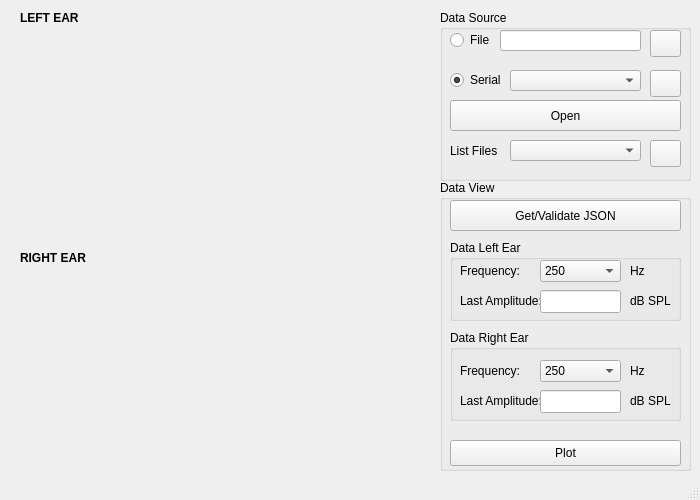
Old version of the form prototrial/interface/audiogram/audiogram.ui in the repository VibrasticLab/pikoakustik2.
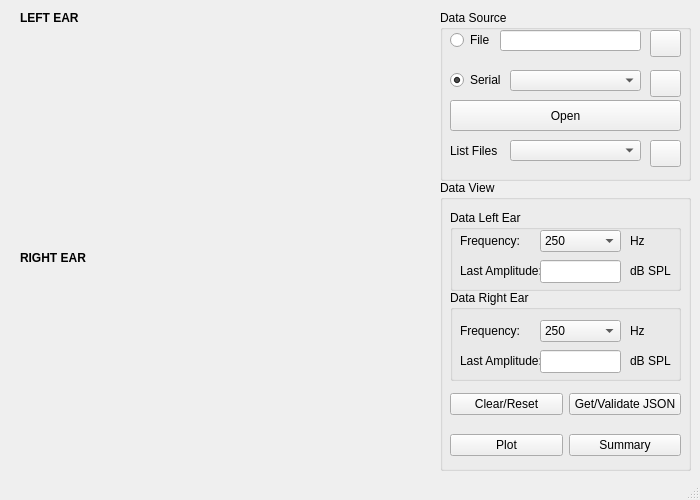
New version of the form. Custom widgets are drawn as their Qt base class.

Commit message: progress serial Qt

Patch:
```diff
--- a/prototrial/interface/audiogram/audiogram.ui
+++ b/prototrial/interface/audiogram/audiogram.ui
@@ -242,27 +242,11 @@
     <property name="title">
      <string>Data View</string>
     </property>
-    <widget class="QPushButton" name="btnDataJson">
-     <property name="geometry">
-      <rect>
-       <x>10</x>
-       <y>20</y>
-       <width>231</width>
-       <height>31</height>
-      </rect>
-     </property>
-     <property name="toolTip">
-      <string>&lt;html&gt;&lt;head/&gt;&lt;body&gt;&lt;p&gt;Get JSON data &lt;/p&gt;&lt;/body&gt;&lt;/html&gt;</string>
-     </property>
-     <property name="text">
-      <string>Get/Validate JSON</string>
-     </property>
-    </widget>
     <widget class="QGroupBox" name="grpDataL">
      <property name="geometry">
       <rect>
        <x>10</x>
-       <y>60</y>
+       <y>30</y>
        <width>231</width>
        <height>81</height>
       </rect>
@@ -380,7 +364,7 @@
      <property name="geometry">
       <rect>
        <x>10</x>
-       <y>150</y>
+       <y>110</y>
        <width>231</width>
        <height>91</height>
       </rect>
@@ -494,21 +478,69 @@
       </property>
      </widget>
     </widget>
-    <widget class="QPushButton" name="btnDataPlot">
+    <widget class="QWidget" name="layoutWidget">
      <property name="geometry">
       <rect>
        <x>10</x>
-       <y>260</y>
+       <y>250</y>
        <width>231</width>
-       <height>26</height>
+       <height>31</height>
       </rect>
      </property>
-     <property name="toolTip">
-      <string>&lt;html&gt;&lt;head/&gt;&lt;body&gt;&lt;p&gt;reload, replot, and re-calculate&lt;/p&gt;&lt;p&gt;&lt;br/&gt;&lt;/p&gt;&lt;/body&gt;&lt;/html&gt;</string>
+     <layout class="QHBoxLayout" name="hBtnLayout">
+      <item>
+       <widget class="QPushButton" name="btnDataPlot">
+        <property name="toolTip">
+         <string>&lt;html&gt;&lt;head/&gt;&lt;body&gt;&lt;p&gt;reload, replot, and re-calculate&lt;/p&gt;&lt;p&gt;&lt;br/&gt;&lt;/p&gt;&lt;/body&gt;&lt;/html&gt;</string>
+        </property>
+        <property name="text">
+         <string>Plot</string>
+        </property>
+       </widget>
+      </item>
+      <item>
+       <widget class="QPushButton" name="btnDataSummary">
+        <property name="toolTip">
+         <string>&lt;html&gt;&lt;head/&gt;&lt;body&gt;&lt;p&gt;reload, replot, and re-calculate&lt;/p&gt;&lt;p&gt;&lt;br/&gt;&lt;/p&gt;&lt;/body&gt;&lt;/html&gt;</string>
+        </property>
+        <property name="text">
+         <string>Summary</string>
+        </property>
+       </widget>
+      </item>
+     </layout>
+    </widget>
+    <widget class="QWidget" name="">
+     <property name="geometry">
+      <rect>
+       <x>10</x>
+       <y>210</y>
+       <width>231</width>
+       <height>29</height>
+      </rect>
      </property>
-     <property name="text">
-      <string>Plot</string>
-     </property>
+     <layout class="QHBoxLayout" name="hBtnData">
+      <item>
+       <widget class="QPushButton" name="btnDataReset">
+        <property name="toolTip">
+         <string>&lt;html&gt;&lt;head/&gt;&lt;body&gt;&lt;p&gt;Get JSON data &lt;/p&gt;&lt;/body&gt;&lt;/html&gt;</string>
+        </property>
+        <property name="text">
+         <string>Clear/Reset</string>
+        </property>
+       </widget>
+      </item>
+      <item>
+       <widget class="QPushButton" name="btnDataJson">
+        <property name="toolTip">
+         <string>&lt;html&gt;&lt;head/&gt;&lt;body&gt;&lt;p&gt;Get JSON data &lt;/p&gt;&lt;/body&gt;&lt;/html&gt;</string>
+        </property>
+        <property name="text">
+         <string>Get/Validate JSON</string>
+        </property>
+       </widget>
+      </item>
+     </layout>
     </widget>
    </widget>
   </widget>
```
The commit also changes 1 other file.
